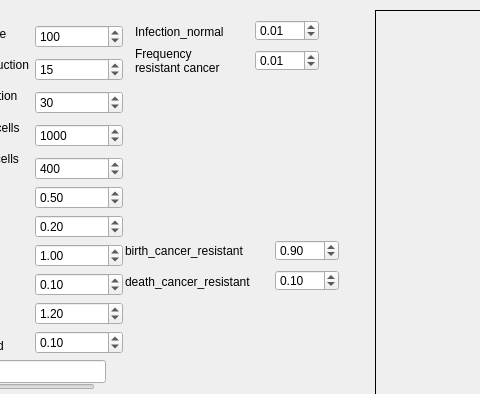
First picture: the form in mainwindow.ui, repository thijsjanzen/onco_viral_sim, before the edit; both pictures show x 255 to 735 and y 0 to 394 of the 1394 by 836 pixel window.
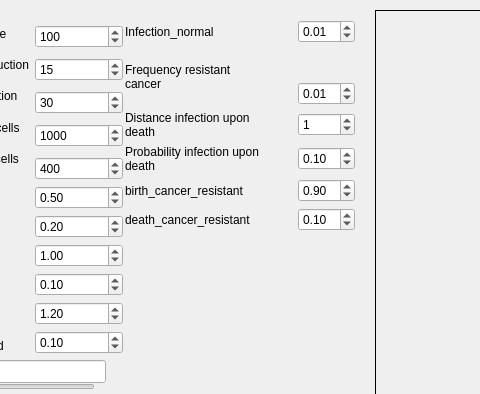
Second picture: the form after the edit. Custom widgets are drawn as their Qt base class.

Commit message: add long distance dispersal

The edit to the form file:
```diff
--- a/mainwindow.ui
+++ b/mainwindow.ui
@@ -499,44 +499,88 @@
      </item>
     </layout>
    </widget>
+   <widget class="QWidget" name="">
+    <property name="geometry">
+     <rect>
+      <x>380</x>
+      <y>20</y>
+      <width>230</width>
+      <height>211</height>
+     </rect>
+    </property>
+    <layout class="QGridLayout" name="gridLayout_2">
+     <item row="0" column="0">
    <widget class="QLabel" name="label_16">
-    <property name="geometry">
-     <rect>
-      <x>390</x>
-      <y>20</y>
-      <width>120</width>
-      <height>23</height>
-     </rect>
-    </property>
     <property name="text">
      <string>Infection_normal</string>
     </property>
    </widget>
-   <widget class="QDoubleSpinBox" name="box_prob_normal_infection">
-    <property name="geometry">
-     <rect>
-      <x>510</x>
-      <y>20</y>
-      <width>64</width>
-      <height>21</height>
-     </rect>
-    </property>
+     </item>
+     <item row="1" column="0" rowspan="2">
+      <widget class="QLabel" name="label_19">
+       <property name="text">
+        <string>Frequency resistant cancer</string>
+       </property>
+       <property name="wordWrap">
+        <bool>true</bool>
+       </property>
+      </widget>
+     </item>
+     <item row="3" column="0">
+      <widget class="QLabel" name="label_20">
+       <property name="text">
+        <string>Distance infection upon death</string>
+       </property>
+       <property name="wordWrap">
+        <bool>true</bool>
+       </property>
+      </widget>
+     </item>
+     <item row="3" column="2">
+      <widget class="QDoubleSpinBox" name="box_distance_infection_death">
+       <property name="decimals">
+        <number>0</number>
+       </property>
+       <property name="maximum">
+        <double>5.000000000000000</double>
+       </property>
+       <property name="singleStep">
+        <double>1.000000000000000</double>
+       </property>
+       <property name="value">
+        <double>1.000000000000000</double>
+       </property>
+      </widget>
+     </item>
+     <item row="4" column="0">
+      <widget class="QLabel" name="label_21">
+       <property name="text">
+        <string>Probability infection upon death</string>
+       </property>
+       <property name="wordWrap">
+        <bool>true</bool>
+       </property>
+      </widget>
+     </item>
+     <item row="4" column="2">
+      <widget class="QDoubleSpinBox" name="box_prob_infection_death">
     <property name="singleStep">
      <double>0.005000000000000</double>
     </property>
     <property name="value">
-     <double>0.010000000000000</double>
-    </property>
-   </widget>
+        <double>0.100000000000000</double>
+       </property>
+      </widget>
+     </item>
+     <item row="5" column="0" colspan="2">
+      <widget class="QLabel" name="label_18">
+       <property name="text">
+        <string>birth_cancer_resistant</string>
+       </property>
+      </widget>
+     </item>
+     <item row="5" column="2">
    <widget class="QDoubleSpinBox" name="box_birth_cancer_resistant">
-    <property name="geometry">
-     <rect>
-      <x>530</x>
-      <y>240</y>
-      <width>64</width>
-      <height>21</height>
-     </rect>
-    </property>
     <property name="singleStep">
      <double>0.010000000000000</double>
     </property>
@@ -544,41 +588,16 @@
      <double>0.900000000000000</double>
     </property>
    </widget>
+     </item>
+     <item row="6" column="0" colspan="2">
    <widget class="QLabel" name="label_17">
-    <property name="geometry">
-     <rect>
-      <x>380</x>
-      <y>270</y>
-      <width>141</width>
-      <height>24</height>
-     </rect>
-    </property>
     <property name="text">
      <string>death_cancer_resistant</string>
     </property>
    </widget>
-   <widget class="QLabel" name="label_18">
-    <property name="geometry">
-     <rect>
-      <x>380</x>
-      <y>239</y>
-      <width>141</width>
-      <height>23</height>
-     </rect>
-    </property>
-    <property name="text">
-     <string>birth_cancer_resistant</string>
-    </property>
-   </widget>
+     </item>
+     <item row="6" column="2">
    <widget class="QDoubleSpinBox" name="box_death_cancer_resistant">
-    <property name="geometry">
-     <rect>
-      <x>530</x>
-      <y>270</y>
-      <width>64</width>
-      <height>21</height>
-     </rect>
-    </property>
     <property name="singleStep">
      <double>0.010000000000000</double>
     </property>
@@ -586,37 +605,28 @@
      <double>0.100000000000000</double>
     </property>
    </widget>
-   <widget class="QLabel" name="label_19">
-    <property name="geometry">
-     <rect>
-      <x>390</x>
-      <y>40</y>
-      <width>101</width>
-      <height>41</height>
-     </rect>
-    </property>
-    <property name="text">
-     <string>Frequency resistant cancer</string>
-    </property>
-    <property name="wordWrap">
-     <bool>true</bool>
-    </property>
-   </widget>
+     </item>
+     <item row="2" column="2">
    <widget class="QDoubleSpinBox" name="box_freq_resistant_cancer">
-    <property name="geometry">
-     <rect>
-      <x>510</x>
-      <y>50</y>
-      <width>64</width>
-      <height>21</height>
-     </rect>
-    </property>
+       <property name="singleStep">
+        <double>0.005000000000000</double>
+       </property>
+       <property name="value">
+        <double>0.010000000000000</double>
+       </property>
+      </widget>
+     </item>
+     <item row="0" column="2">
+      <widget class="QDoubleSpinBox" name="box_prob_normal_infection">
     <property name="singleStep">
      <double>0.005000000000000</double>
     </property>
     <property name="value">
      <double>0.010000000000000</double>
     </property>
+      </widget>
+     </item>
+    </layout>
    </widget>
    <zorder>layoutWidget</zorder>
    <zorder>q_label</zorder>
```
Left out of the diff: 4 changed lines with no effect on the pictures. Lines whose indentation alone changed are shown as unchanged. The commit also changes 2 other files.
